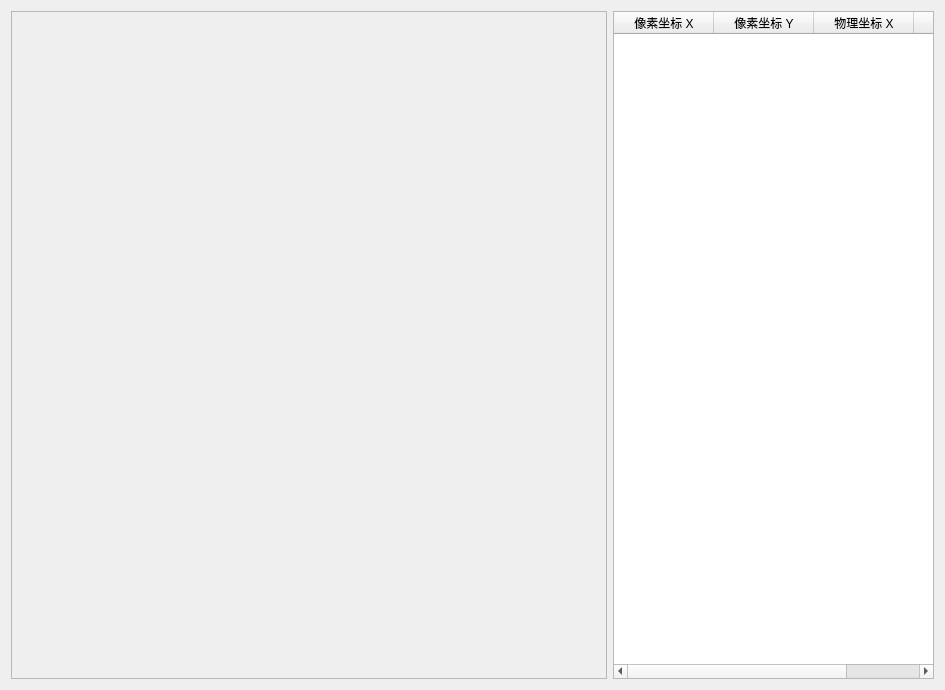
This is scancellcornersdialog.ui in a2583211Xing/VisualPositioner_Alter as Qt 5 draws it before an edit. The edited form follows.
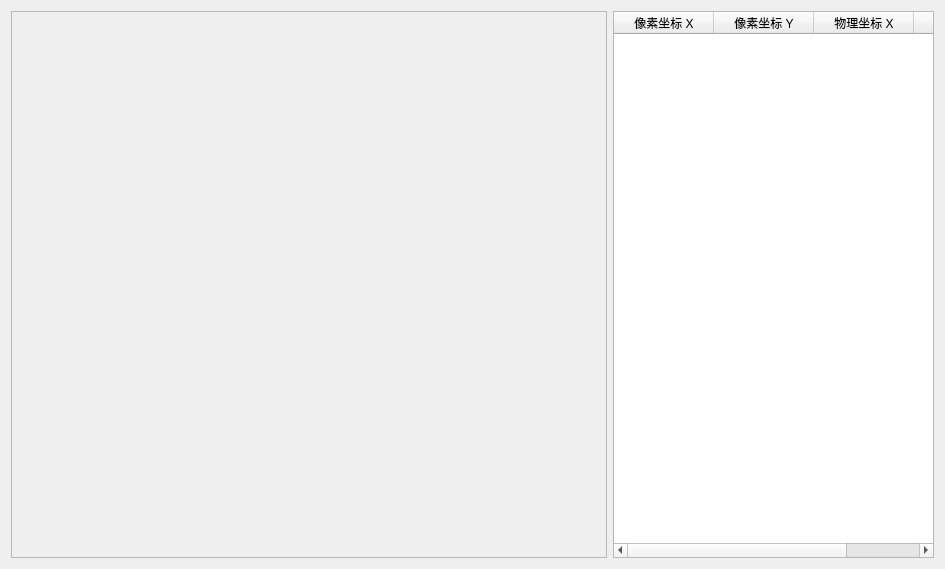
This is the edited form. Custom widgets are drawn as their Qt base class.

What changed in the file:
```diff
--- a/scancellcornersdialog.ui
+++ b/scancellcornersdialog.ui
@@ -7,7 +7,7 @@
     <x>0</x>
     <y>0</y>
     <width>945</width>
-    <height>690</height>
+    <height>569</height>
    </rect>
   </property>
   <property name="windowTitle">
@@ -25,7 +25,7 @@
         <x>0</x>
         <y>0</y>
         <width>598</width>
-        <height>670</height>
+        <height>549</height>
        </rect>
       </property>
      </widget>
```
